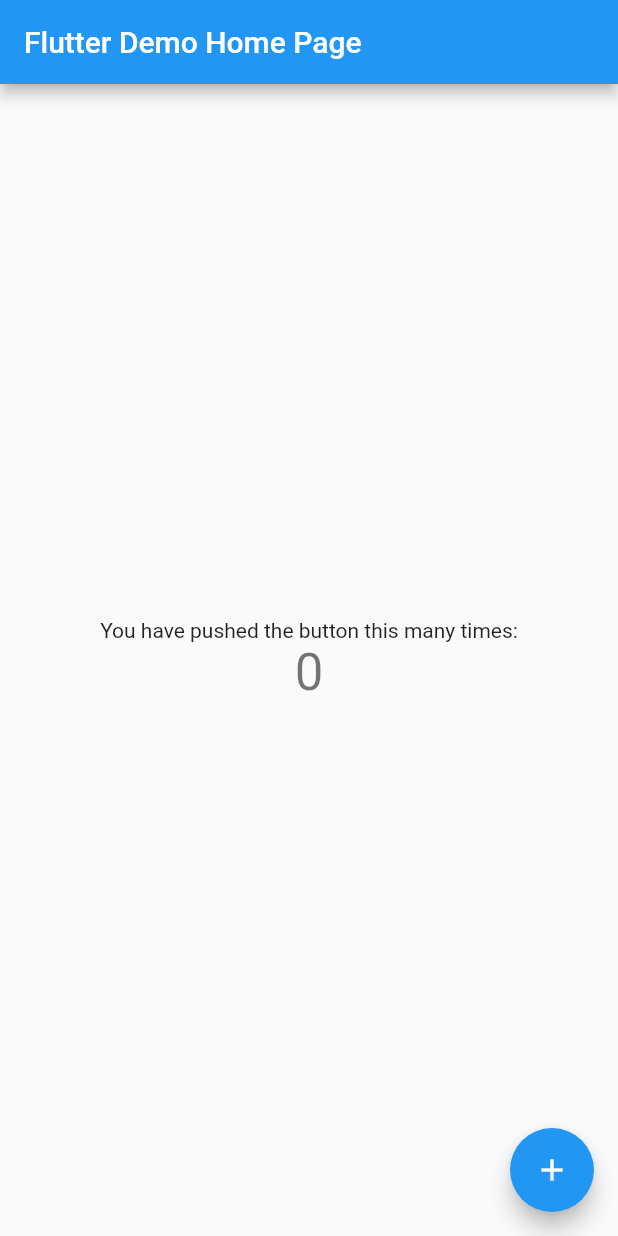
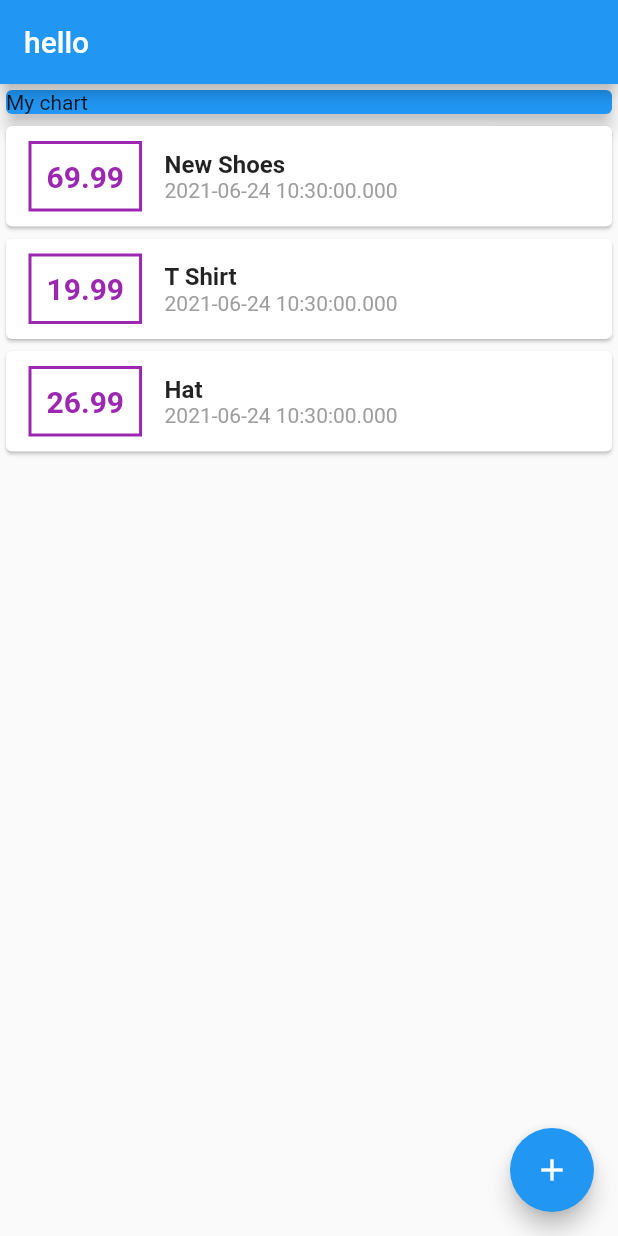
Before and after one commit to erikfors/expenses_tracker, a Flutter app: the screen it shows after launch, on a phone screen of 412 x 824 dp. Run offline on Flutter 3.47's test engine with Material 2 defaults, Android fonts, the phone set to English and light mode, and no system bars; missing offline and left inert: dart:ffi.

Commit message:
Added list of transactions

```diff
--- a/lib/main.dart
+++ b/lib/main.dart
@@ -1,4 +1,6 @@
 import 'package:flutter/material.dart';
+
+import './transaction.dart';
 
 void main() {
   runApp(MyApp());
@@ -22,42 +24,19 @@ class MyApp extends StatelessWidget {
         // is not restarted.
         primarySwatch: Colors.blue,
       ),
-      home: MyHomePage(title: 'Flutter Demo Home Page'),
+      home: MyHomePage(),
     );
   }
 }
 
-class MyHomePage extends StatefulWidget {
-  MyHomePage({Key? key, required this.title}) : super(key: key);
-
-  // This widget is the home page of your application. It is stateful, meaning
-  // that it has a State object (defined below) that contains fields that affect
-  // how it looks.
-
-  // This class is the configuration for the state. It holds the values (in this
-  // case the title) provided by the parent (in this case the App widget) and
-  // used by the build method of the State. Fields in a Widget subclass are
-  // always marked "final".
-
-  final String title;
-
-  @override
-  _MyHomePageState createState() => _MyHomePageState();
-}
-
-class _MyHomePageState extends State<MyHomePage> {
-  int _counter = 0;
-
-  void _incrementCounter() {
-    setState(() {
-      // This call to setState tells the Flutter framework that something has
-      // changed in this State, which causes it to rerun the build method below
-      // so that the display can reflect the updated values. If we changed
-      // _counter without calling setState(), then the build method would not be
-      // called again, and so nothing would appear to happen.
-      _counter++;
-    });
-  }
+class MyHomePage extends StatelessWidget {
+  final List<Transaction> transactions = [
+    Transaction(
+        id: "t1", title: "New Shoes", amount: 69.99, date: DateTime.now()),
+    Transaction(
+        id: "t2", title: "T Shirt", amount: 19.99, date: DateTime.now()),
+    Transaction(id: "t3", title: "Hat", amount: 26.99, date: DateTime.now()),
+  ];
 
   @override
   Widget build(BuildContext context) {
@@ -71,40 +50,70 @@ class _MyHomePageState extends State<MyHomePage> {
       appBar: AppBar(
         // Here we take the value from the MyHomePage object that was created by
         // the App.build method, and use it to set our appbar title.
-        title: Text(widget.title),
+        title: Text("hello"),
       ),
-      body: Center(
-        // Center is a layout widget. It takes a single child and positions it
-        // in the middle of the parent.
-        child: Column(
-          // Column is also a layout widget. It takes a list of children and
-          // arranges them vertically. By default, it sizes itself to fit its
-          // children horizontally, and tries to be as tall as its parent.
-          //
-          // Invoke "debug painting" (press "p" in the console, choose the
-          // "Toggle Debug Paint" action from the Flutter Inspector in Android
-          // Studio, or the "Toggle Debug Paint" command in Visual Studio Code)
-          // to see the wireframe for each widget.
-          //
-          // Column has various properties to control how it sizes itself and
-          // how it positions its children. Here we use mainAxisAlignment to
-          // center the children vertically; the main axis here is the vertical
-          // axis because Columns are vertical (the cross axis would be
-          // horizontal).
-          mainAxisAlignment: MainAxisAlignment.center,
-          children: <Widget>[
-            Text(
-              'You have pushed the button this many times:',
+      body: Column(
+        children: [
+          Container(
+            width: double.infinity,
+            child: Card(
+              color: Colors.blue,
+              elevation: 5,
+              child: Text("My chart"),
             ),
-            Text(
-              '$_counter',
-              style: Theme.of(context).textTheme.headline4,
-            ),
-          ],
-        ),
+          ),
+          Column(
+              children: transactions.map((tx) {
+            return Card(
+              child: Row(
+                children: [
+                  Container(
+                    padding: EdgeInsets.all(10),
+                    margin: EdgeInsets.symmetric(
+                      vertical: 10,
+                      horizontal: 15,
+                    ),
+                    decoration: BoxDecoration(
+                      border: Border.all(
+                        color: Colors.purple,
+                        width: 2,
+                      ),
+                    ),
+                    child: Text(
+                      tx.amount.toString(),
+                      style: TextStyle(
+                        fontWeight: FontWeight.bold,
+                        fontSize: 20,
+                        color: Colors.purple,
+                      ),
+                    ),
+                  ),
+                  Column(
+                    crossAxisAlignment: CrossAxisAlignment.start,
+                    children: [
+                      Text(
+                        tx.title,
+                        style: TextStyle(
+                          fontWeight: FontWeight.bold,
+                          fontSize: 16,
+                        ),
+                      ),
+                      Text(
+                        tx.date.toString(),
+                        style: TextStyle(
+                          color: Colors.grey,
+                        ),
+                      ),
+                    ],
+                  ),
+                ],
+              ),
+            );
+          }).toList()),
+        ],
       ),
       floatingActionButton: FloatingActionButton(
-        onPressed: _incrementCounter,
+        onPressed: null,
         tooltip: 'Increment',
         child: Icon(Icons.add),
       ), // This trailing comma makes auto-formatting nicer for build methods.
--- /dev/null
+++ b/lib/transaction.dart
@@ -0,0 +1,15 @@
+import 'dart:ffi';
+
+class Transaction {
+  String id;
+  String title;
+  double amount;
+  DateTime date;
+
+  Transaction({
+    required this.id,
+    required this.amount,
+    required this.date,
+    required this.title,
+  });
+}
```
